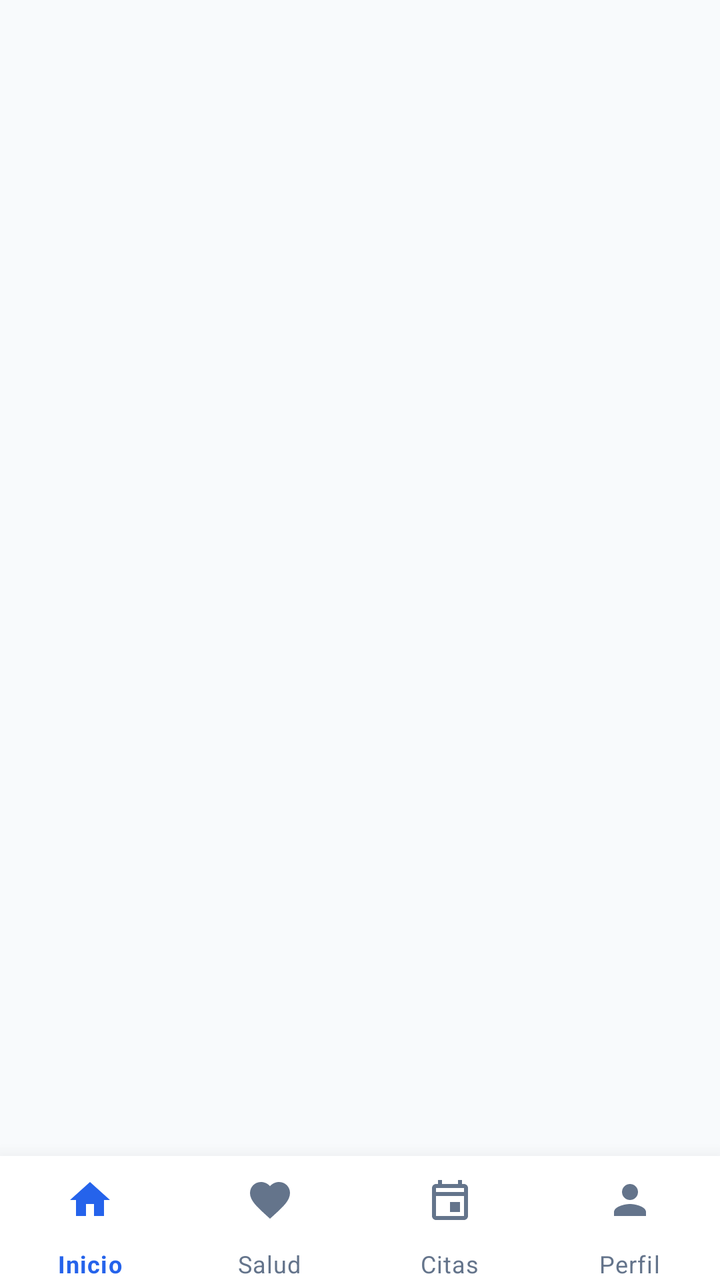
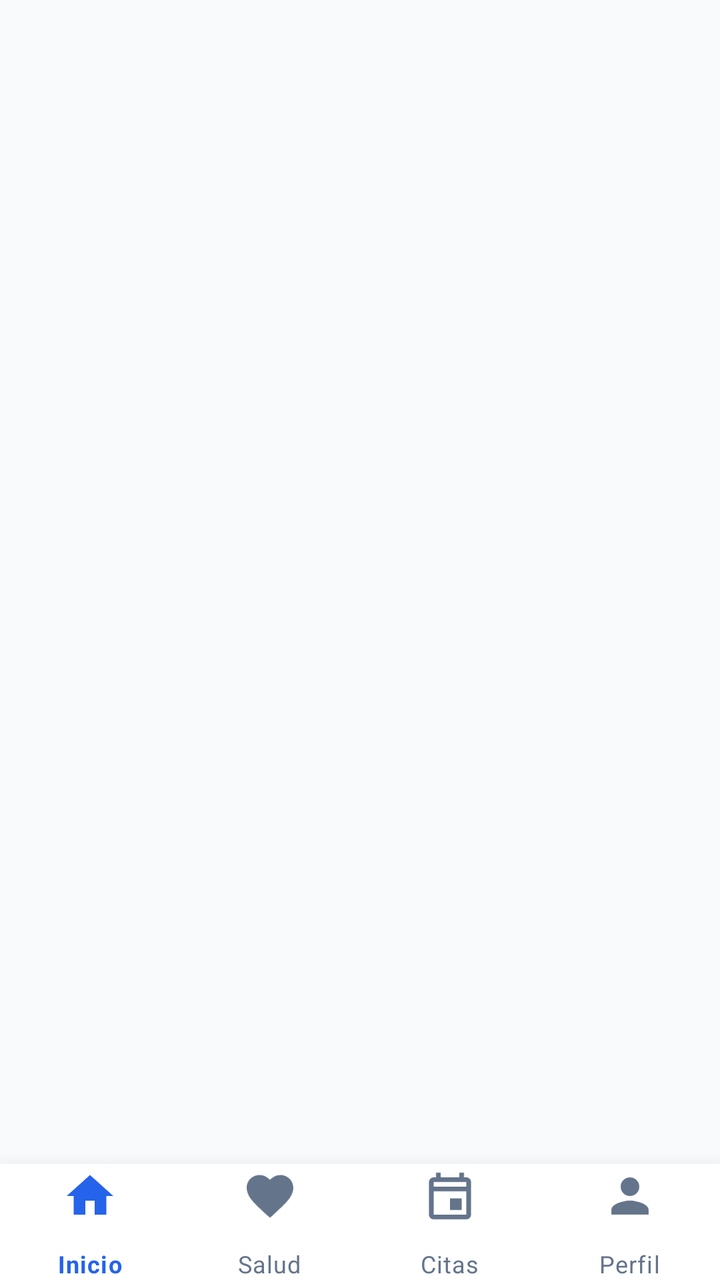

Before-and-after screenshots of an Android layout around one commit, followed by the original layout XML and the change that was made.
<!-- AndroidManifest.xml: application theme AppTheme -->
<!-- res/layout/activity_main.xml -->
<?xml version="1.0" encoding="utf-8"?>
<LinearLayout xmlns:android="http://schemas.android.com/apk/res/android"
    xmlns:app="http://schemas.android.com/apk/res-auto"
    android:layout_width="match_parent"
    android:layout_height="match_parent"
    android:orientation="vertical">

    <FrameLayout
        android:id="@+id/fragmentContainer"
        android:layout_width="match_parent"
        android:layout_height="0dp"
        android:layout_weight="1" />

    <com.google.android.material.bottomnavigation.BottomNavigationView
        android:id="@+id/bottomNavigationView"
        android:layout_width="match_parent"
        android:layout_height="62dp"
        android:background="@color/card_background"
        app:elevation="16dp"
        app:menu="@menu/bottom_navigation_menu"
        app:itemIconTint="@color/bottom_nav_colors"
        app:itemTextColor="@color/bottom_nav_colors"
        app:itemIconSize="24dp"
        app:labelVisibilityMode="labeled"
        app:itemPaddingTop="10dp"
        app:itemPaddingBottom="2dp" />

</LinearLayout>
<!-- resources referenced by this layout -->
<resources>
  <color name="card_background">#FFFFFF</color>
  <style name="AppTheme" parent="Theme.MaterialComponents.Light.NoActionBar">
          <item name="colorPrimary">@color/primary</item>
          <item name="colorPrimaryDark">@color/primary_dark</item>
          <item name="colorAccent">@color/accent</item>
          <item name="android:windowBackground">@color/background</item>
          <item name="bottomNavigationStyle">@style/CustomBottomNavigation</item>
      </style>
  <color name="primary">#2563EB</color>
  <color name="primary_dark">#1E40AF</color>
  <color name="accent">#10B981</color>
  <color name="background">#F8FAFC</color>
  <style name="CustomBottomNavigation" parent="Widget.MaterialComponents.BottomNavigationView">
          <item name="labelVisibilityMode">labeled</item>
          <item name="itemIconSize">22dp</item>
          <item name="itemRippleColor">@color/primary_light</item>
          <item name="backgroundTint">@color/white</item>
          <item name="itemIconTint">@color/selector_nav_color</item>
          <item name="itemTextColor">@color/selector_nav_color</item>
          <item name="android:paddingTop">0dp</item>
          <item name="android:paddingBottom">0dp</item>
      </style>
  <color name="primary_light">#DBEAFE</color>
  <color name="white">#FFFFFF</color>
</resources>

<!-- the commit's change to res/layout/activity_main.xml (unified diff, before → after) -->
@@ -14,15 +14,15 @@
     <com.google.android.material.bottomnavigation.BottomNavigationView
         android:id="@+id/bottomNavigationView"
         android:layout_width="match_parent"
-        android:layout_height="62dp"
+        android:layout_height="58dp"
         android:background="@color/card_background"
         app:elevation="16dp"
         app:menu="@menu/bottom_navigation_menu"
         app:itemIconTint="@color/bottom_nav_colors"
         app:itemTextColor="@color/bottom_nav_colors"
-        app:itemIconSize="24dp"
+        app:itemIconSize="28dp"
         app:labelVisibilityMode="labeled"
-        app:itemPaddingTop="10dp"
+        app:itemPaddingTop="2dp"
         app:itemPaddingBottom="2dp" />
 
 </LinearLayout>
